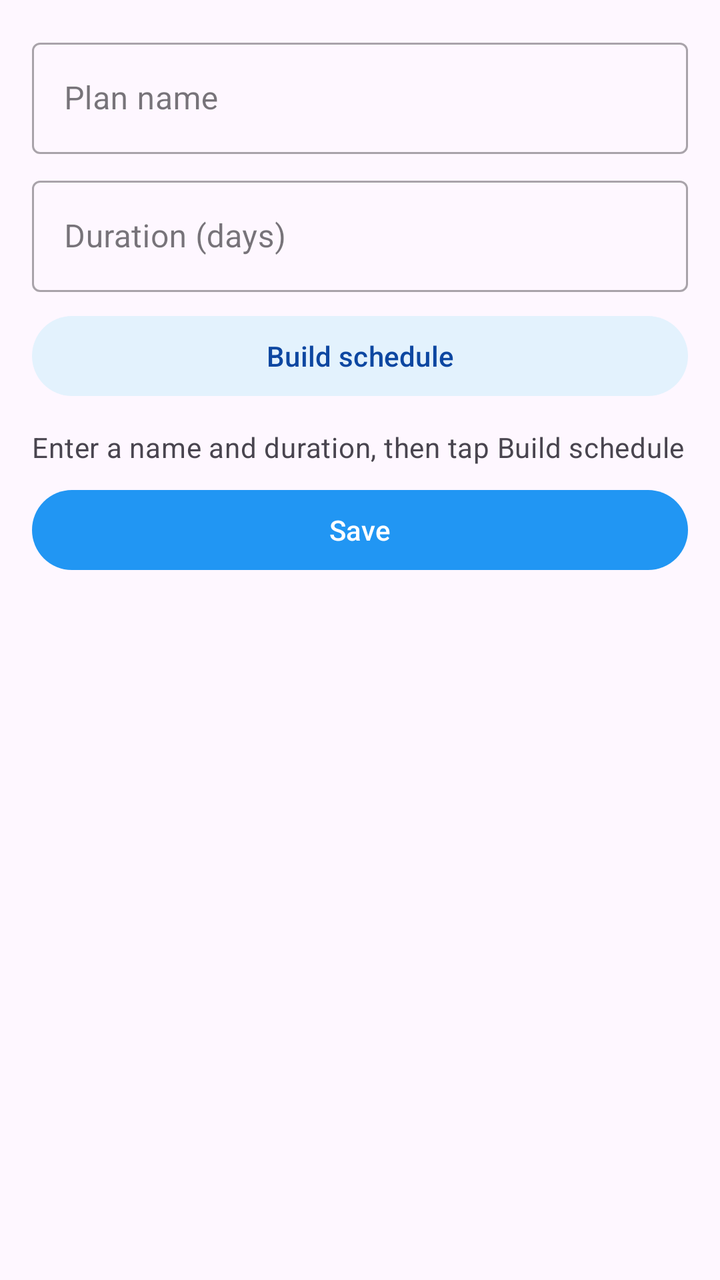
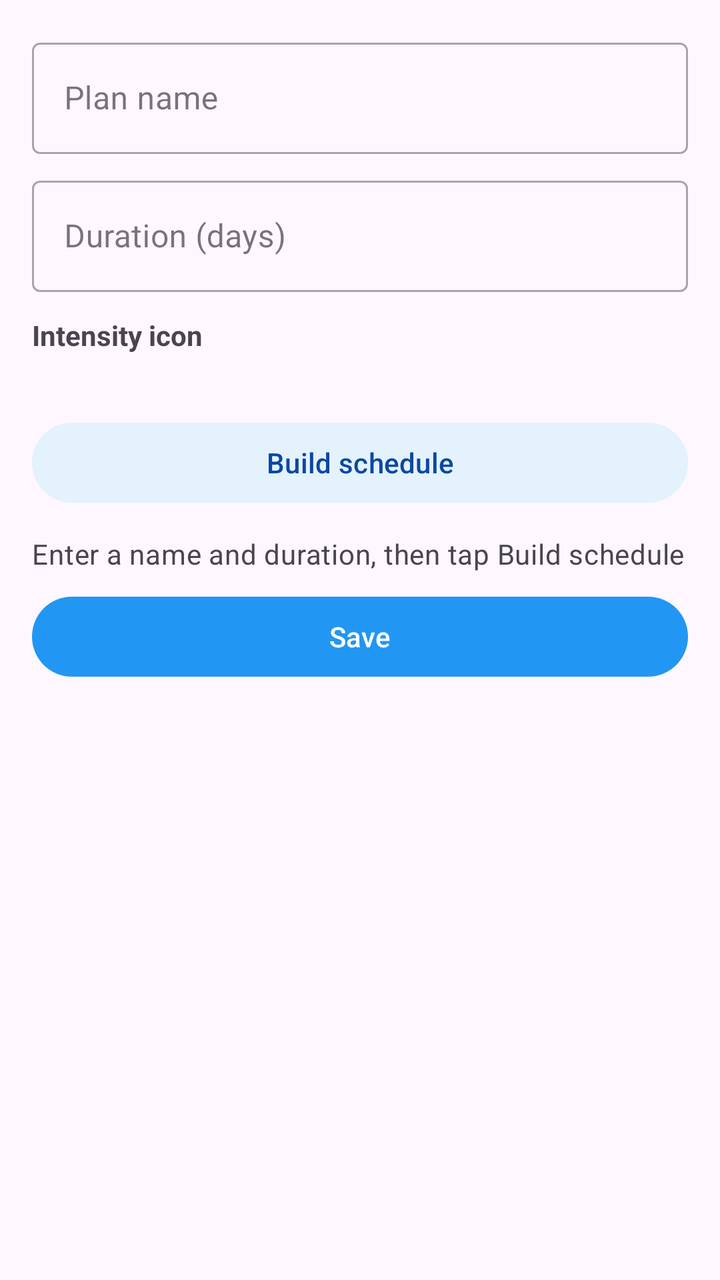

An Android layout rendered at two revisions. The XML below is the earlier revision; the diff shows what the commit changed to produce the second picture.
<!-- AndroidManifest.xml: application theme Theme.Runner -->
<!-- res/layout/fragment_plan_edit.xml -->
<?xml version="1.0" encoding="utf-8"?>
<LinearLayout xmlns:android="http://schemas.android.com/apk/res/android"
    xmlns:app="http://schemas.android.com/apk/res-auto"
    android:layout_width="match_parent"
    android:layout_height="match_parent"
    android:orientation="vertical"
    android:padding="16dp">

    <com.google.android.material.textfield.TextInputLayout
        android:layout_width="match_parent"
        android:layout_height="wrap_content"
        style="@style/Widget.MaterialComponents.TextInputLayout.OutlinedBox">

        <com.google.android.material.textfield.TextInputEditText
            android:id="@+id/editText_plan_name"
            android:layout_width="match_parent"
            android:layout_height="wrap_content"
            android:hint="@string/plan_name_hint" />
    </com.google.android.material.textfield.TextInputLayout>

    <com.google.android.material.textfield.TextInputLayout
        android:layout_width="match_parent"
        android:layout_height="wrap_content"
        android:layout_marginTop="8dp"
        style="@style/Widget.MaterialComponents.TextInputLayout.OutlinedBox">

        <com.google.android.material.textfield.TextInputEditText
            android:id="@+id/editText_plan_days"
            android:layout_width="match_parent"
            android:layout_height="wrap_content"
            android:hint="@string/plan_duration_hint"
            android:inputType="number" />
    </com.google.android.material.textfield.TextInputLayout>

    <com.google.android.material.button.MaterialButton
        android:id="@+id/button_build_schedule"
        style="@style/Widget.Material3.Button.TonalButton"
        android:layout_width="match_parent"
        android:layout_height="wrap_content"
        android:layout_marginTop="8dp"
        android:text="@string/plan_build_schedule" />

    <TextView
        android:id="@+id/textView_build_hint"
        android:layout_width="match_parent"
        android:layout_height="wrap_content"
        android:layout_marginTop="12dp"
        android:text="@string/plan_build_hint"
        android:textAppearance="?attr/textAppearanceBodyMedium"
        android:textColor="?attr/colorOnSurfaceVariant" />

    <LinearLayout
        android:id="@+id/layout_plan_actions"
        android:layout_width="match_parent"
        android:layout_height="wrap_content"
        android:layout_marginTop="8dp"
        android:orientation="horizontal"
        android:visibility="gone">

        <com.google.android.material.button.MaterialButton
            android:id="@+id/button_repeat_pattern"
            style="@style/Widget.Material3.Button.TonalButton"
            android:layout_width="match_parent"
            android:layout_height="wrap_content"
            android:enabled="false"
            android:text="@string/plan_repeat_to_end" />
    </LinearLayout>

    <TextView
        android:id="@+id/textView_days_title"
        android:layout_width="wrap_content"
        android:layout_height="wrap_content"
        android:layout_marginTop="12dp"
        android:text="@string/plan_days_title"
        android:textStyle="bold"
        android:visibility="gone" />

    <androidx.recyclerview.widget.RecyclerView
        android:id="@+id/recyclerView_plan_days"
        android:layout_width="match_parent"
        android:layout_height="0dp"
        android:layout_weight="1"
        android:layout_marginTop="8dp"
        android:visibility="gone" />

    <com.google.android.material.button.MaterialButton
        android:id="@+id/button_save_plan"
        android:layout_width="match_parent"
        android:layout_height="wrap_content"
        android:layout_marginTop="8dp"
        android:text="@string/save" />

    <com.google.android.material.button.MaterialButton
        android:id="@+id/button_delete_plan"
        style="@style/Widget.Material3.Button.OutlinedButton"
        android:layout_width="match_parent"
        android:layout_height="wrap_content"
        android:layout_marginTop="8dp"
        android:text="@string/delete"
        android:visibility="gone" />
</LinearLayout>
<!-- resources referenced by this layout -->
<resources>
  <string name="delete">Delete</string>
  <string name="plan_build_hint">Enter a name and duration, then tap Build schedule</string>
  <string name="plan_build_schedule">Build schedule</string>
  <string name="plan_days_title">Days</string>
  <string name="plan_duration_hint">Duration (days)</string>
  <string name="plan_name_hint">Plan name</string>
  <string name="plan_repeat_to_end">Repeat selection to end</string>
  <string name="save">Save</string>
  <style name="Theme.Runner" parent="Theme.Material3.DayNight.NoActionBar">
          <item name="colorPrimary">@color/blue_500</item>
          <item name="colorOnPrimary">@color/white</item>
          <item name="colorPrimaryContainer">@color/blue_100</item>
          <item name="colorOnPrimaryContainer">@color/blue_900</item>
          <item name="colorSecondary">@color/blue_300</item>
          <item name="colorOnSecondary">@color/white</item>
          <item name="colorSecondaryContainer">@color/blue_50</item>
          <item name="colorOnSecondaryContainer">@color/blue_900</item>
          <item name="colorTertiary">@color/orange_500</item>
          <item name="colorOnTertiary">@color/white</item>
          <item name="colorError">@color/red_500</item>
          <item name="colorOnError">@color/white</item>
          <item name="android:statusBarColor">@color/blue_700</item>
          <item name="android:navigationBarColor">@color/white</item>
      </style>
  <color name="blue_500">#FF2196F3</color>
  <color name="white">#FFFFFFFF</color>
  <color name="blue_100">#FFBBDEFB</color>
  <color name="blue_900">#FF0D47A1</color>
  <color name="blue_300">#FF64B5F6</color>
  <color name="blue_50">#FFE3F2FD</color>
  <color name="orange_500">#FFFF9800</color>
  <color name="red_500">#FFF44336</color>
  <color name="blue_700">#FF1976D2</color>
</resources>

<!-- the commit's change to res/layout/fragment_plan_edit.xml (unified diff, before → after) -->
@@ -31,6 +31,29 @@
             android:hint="@string/plan_duration_hint"
             android:inputType="number" />
     </com.google.android.material.textfield.TextInputLayout>
+
+    <TextView
+        android:layout_width="wrap_content"
+        android:layout_height="wrap_content"
+        android:layout_marginTop="12dp"
+        android:text="@string/intensity_icon_label"
+        android:textStyle="bold" />
+
+    <androidx.recyclerview.widget.RecyclerView
+        android:id="@+id/recyclerView_icons"
+        android:layout_width="match_parent"
+        android:layout_height="wrap_content"
+        android:layout_marginTop="4dp"
+        android:nestedScrollingEnabled="false"
+        android:orientation="horizontal" />
+
+    <TextView
+        android:id="@+id/textView_icon_hint"
+        android:layout_width="match_parent"
+        android:layout_height="wrap_content"
+        android:layout_marginTop="2dp"
+        android:textAppearance="?attr/textAppearanceBodySmall"
+        android:textColor="?attr/colorOnSurfaceVariant" />
 
     <com.google.android.material.button.MaterialButton
         android:id="@+id/button_build_schedule"
<!-- resource entries referenced after the edit -->
@@ -1,6 +1,7 @@
 <!-- resources referenced by this layout -->
 <resources>
   <string name="delete">Delete</string>
+  <string name="intensity_icon_label">Intensity icon</string>
   <string name="plan_build_hint">Enter a name and duration, then tap Build schedule</string>
   <string name="plan_build_schedule">Build schedule</string>
   <string name="plan_days_title">Days</string>
